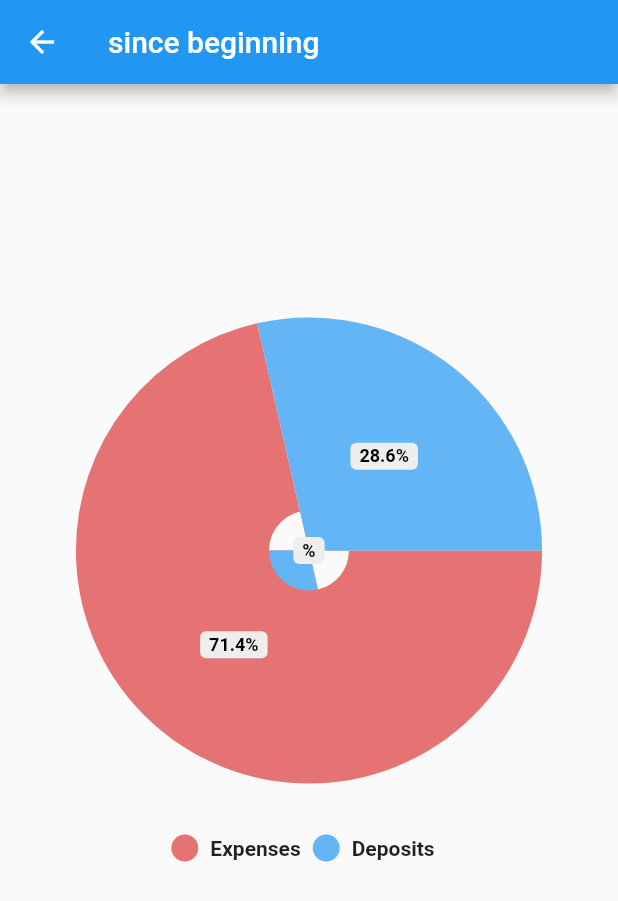
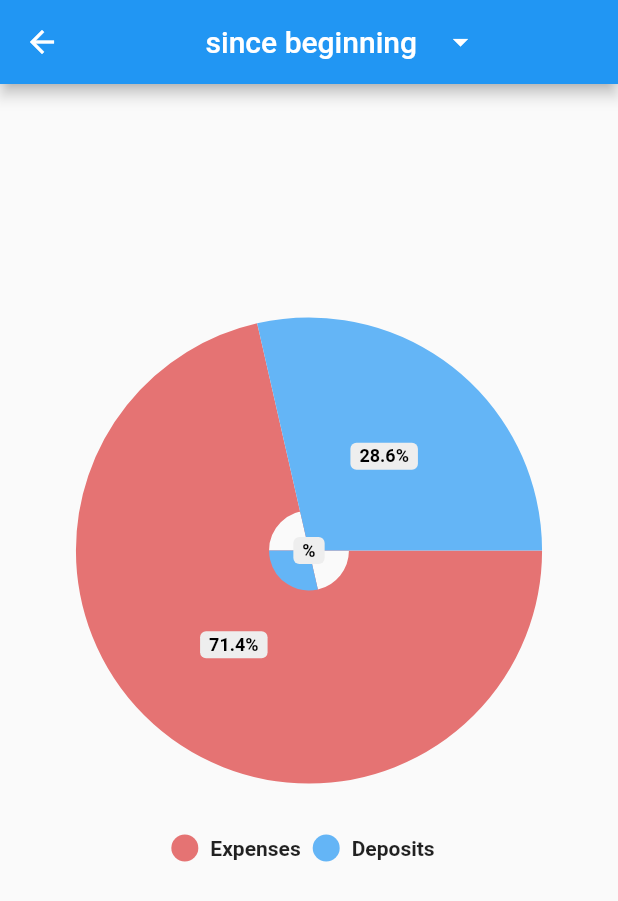
Before and after one commit to Petar81/Track-Bank-Expenses, a Flutter app: the DonutChart screen opened directly, on a phone screen of 412 x 824 dp. Shown: the top 901 px of the screen. Run offline on Flutter 3.47's test engine with Material 2 defaults, Android fonts, the phone set to English and light mode, and no system bars; drawn by our look-alikes of pie_chart; our stand-ins replace charts_flutter, firebase_core, firebase_database, fl_chart; accounts and stored records are empty.

Commit message:
update the AppBar title for donut_chart screen

```diff
--- a/lib/screens/donut_chart.dart
+++ b/lib/screens/donut_chart.dart
@@ -16,7 +16,22 @@ class DonutChart extends StatelessWidget {
     ];
     return Scaffold(
       appBar: AppBar(
-        title: const Text('since beginning'),
+        title: Row(
+          mainAxisAlignment: MainAxisAlignment.center,
+          children: <Widget>[
+            const Text(
+              'since beginning ',
+              style: TextStyle(
+                  // fontFamily: 'OpenSansBold',
+                  // fontSize: 26.0,
+                  ),
+            ),
+            IconButton(
+              onPressed: () {},
+              icon: const Icon(Icons.arrow_drop_down),
+            ),
+          ],
+        ),
       ),
       body: PieChart(
         dataMap: dataMap,
```
